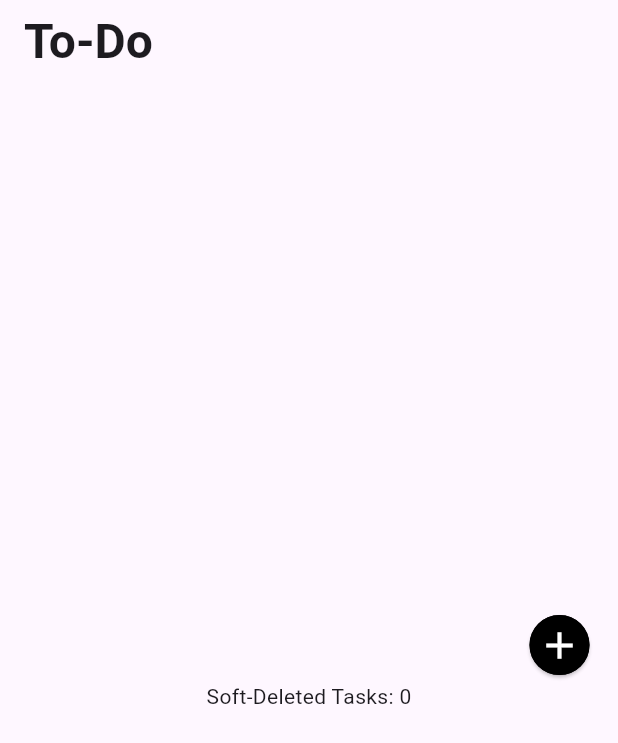
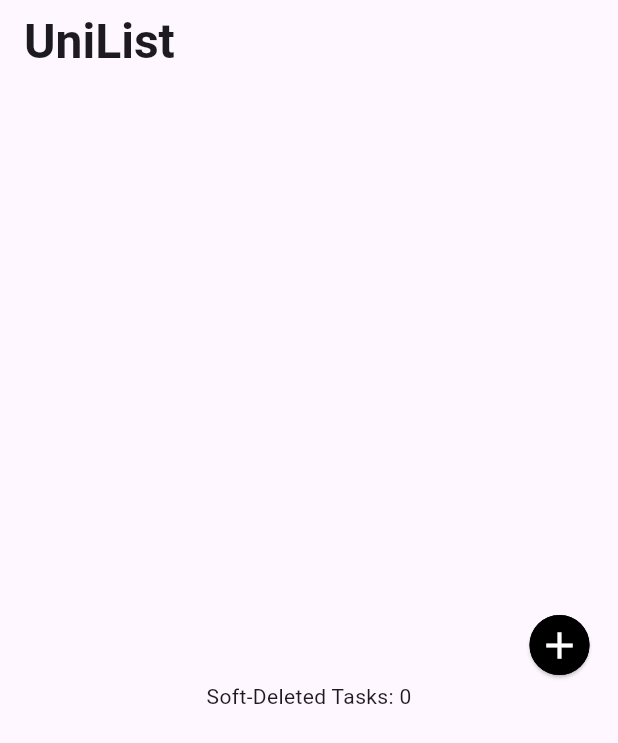
Before and after one commit to SoftwareLukas665/ToDoApp_Test, a Flutter app: the screen it shows after launch, on a phone screen of 412 x 824 dp. Shown: the top 743 px of the screen. Run offline on Flutter 3.47's test engine with Material 3 defaults, Android fonts, the phone set to English and light mode, and no system bars; our stand-ins replace drift; accounts and stored records are empty; generated files the repository leaves out were written again.

Commit message:
[V1.0.0] Added some design related files

```diff
--- a/lib/listSide.dart
+++ b/lib/listSide.dart
@@ -22,7 +22,7 @@ class _listSideState extends State<listSide> {
         children: [
           AppBar(
             forceMaterialTransparency: true, //Verhindert Farbänderung der AppBar beim scrollen
-            title: Text("To-Do",
+            title: Text("UniList",
               style: TextStyle(
                 fontSize: 32,
                 fontWeight: FontWeight.w700
```
Also changed, not shown: lib/design_system/custom_button.dart (added, +8 -0 lines), lib/design_system/variables/app_colors.dart (added, +10 -0 lines), lib/design_system/variables/app_text_styles.dart (added).
